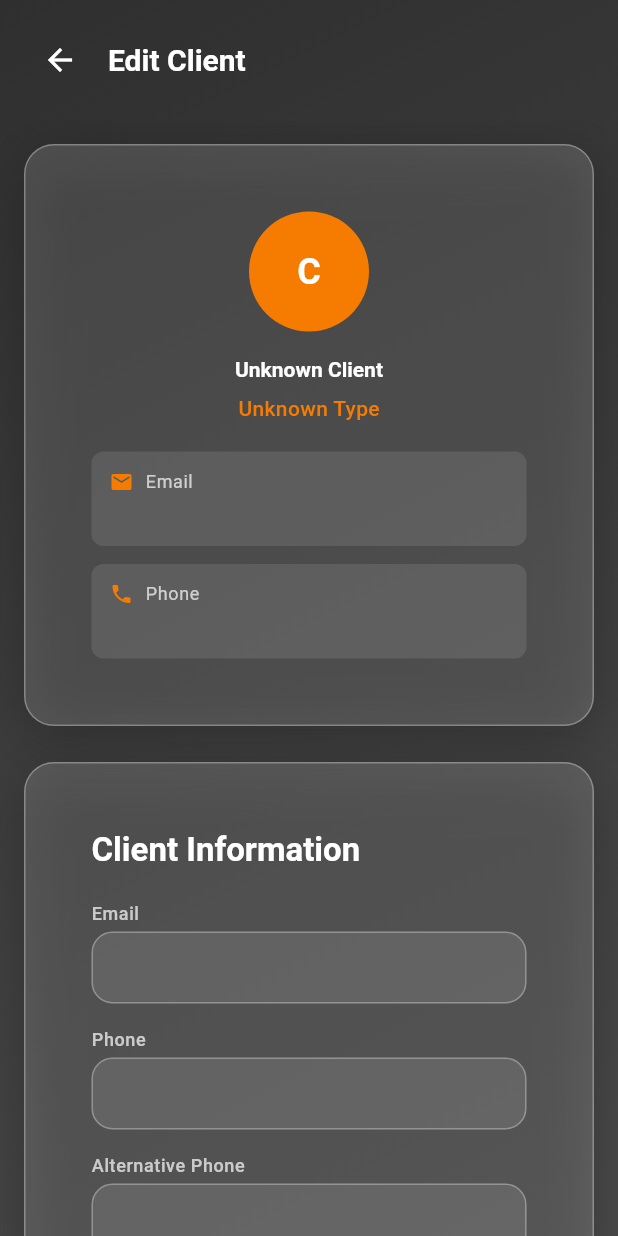
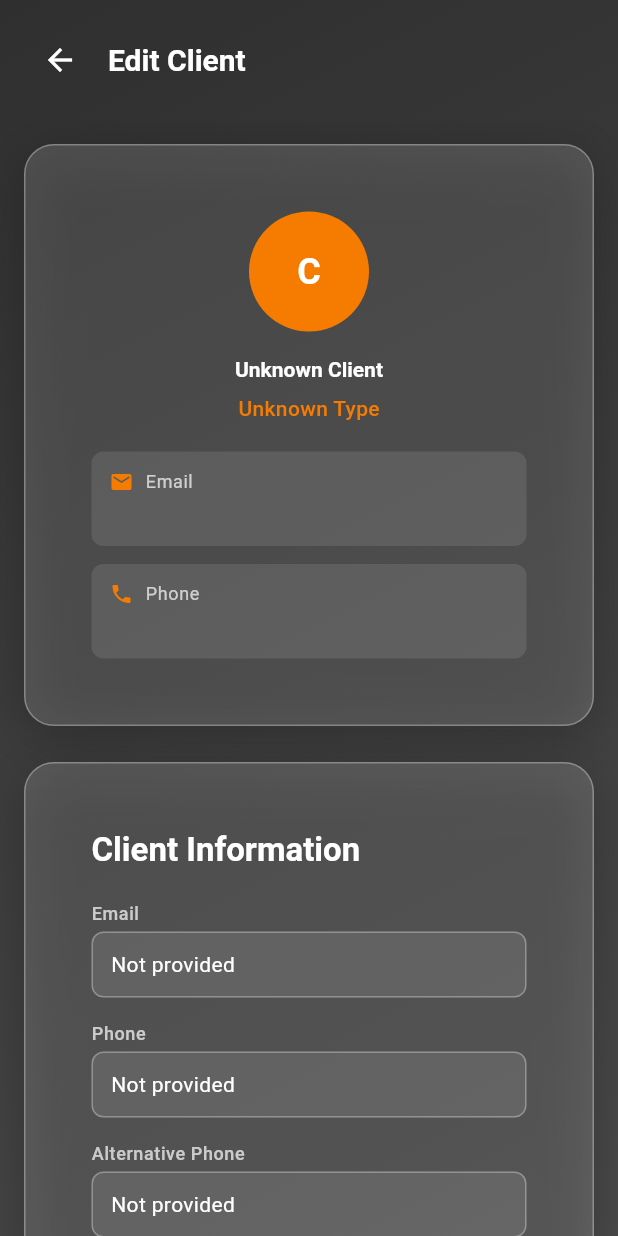
Before and after one commit to Willie-IKBI/imanagerisk, a Flutter app: the ClientDetailScreen screen opened directly with empty values, after a tap on "Edit", on a phone screen of 412 x 824 dp. Run offline on Flutter 3.47's test engine with Material 3 defaults, Android fonts, the phone set to English and light mode, and no system bars; our stand-ins replace flutter_riverpod, go_router, shared_preferences, supabase_flutter; accounts and stored records are empty; Roboto replaces fonts that are missing (Poppins).

Commit message:
fix: Completely remove focus-interfering code from client detail screen

```diff
--- a/lib/features/clients/screens/client_detail_screen.dart
+++ b/lib/features/clients/screens/client_detail_screen.dart
@@ -21,26 +21,14 @@ class _ClientDetailScreenState extends ConsumerState<ClientDetailScreen> {
   bool _isLoading = false;
   String? _error;
 
-  // Form controllers
-  final TextEditingController _firstNameController = TextEditingController();
-  final TextEditingController _lastNameController = TextEditingController();
-  final TextEditingController _idNumberController = TextEditingController();
-  final TextEditingController _companyNameController = TextEditingController();
-  final TextEditingController _registrationNumberController = TextEditingController();
-  final TextEditingController _vatNumberController = TextEditingController();
-  final TextEditingController _entityNameController = TextEditingController();
-  final TextEditingController _ssNumberController = TextEditingController();
-  final TextEditingController _emailController = TextEditingController();
-  final TextEditingController _phoneController = TextEditingController();
-  final TextEditingController _alternativePhoneController = TextEditingController();
-  final TextEditingController _notesController = TextEditingController();
+
 
   // Address and Contact data
   List<Map<String, dynamic>> _addresses = [];
   List<Map<String, dynamic>> _contacts = [];
   bool _isLoadingAddresses = false;
   bool _isLoadingContacts = false;
-  bool _clientDataLoaded = false;
+
 
   @override
   void initState() {
@@ -52,50 +40,13 @@ class _ClientDetailScreenState extends ConsumerState<ClientDetailScreen> {
   void didUpdateWidget(ClientDetailScreen oldWidget) {
     super.didUpdateWidget(oldWidget);
     if (oldWidget.clientId != widget.clientId) {
-      _clientDataLoaded = false;
       _loadAddressesAndContacts();
     }
   }
 
-  @override
-  void dispose() {
-    _disposeControllers();
-    super.dispose();
-  }
 
-  void _disposeControllers() {
-    _firstNameController.dispose();
-    _lastNameController.dispose();
-    _idNumberController.dispose();
-    _companyNameController.dispose();
-    _registrationNumberController.dispose();
-    _vatNumberController.dispose();
-    _entityNameController.dispose();
-    _ssNumberController.dispose();
-    _emailController.dispose();
-    _phoneController.dispose();
-    _alternativePhoneController.dispose();
-    _notesController.dispose();
-  }
 
-  void _loadClientData(Map<String, dynamic> client) {
-    if (!mounted) return; // Prevent setting state if widget is disposed
 
-    _firstNameController.text = client['first_name'] ?? '';
-    _lastNameController.text = client['last_name'] ?? '';
-    _idNumberController.text = client['id_number'] ?? '';
-    _companyNameController.text = client['company_name'] ?? '';
-    _registrationNumberController.text = client['registration_number'] ?? '';
-    _vatNumberController.text = client['vat_number'] ?? '';
-    _entityNameController.text = client['entity_name'] ?? '';
-    _ssNumberController.text = client['ss_number'] ?? '';
-    _emailController.text = client['email'] ?? '';
-    _phoneController.text = client['phone'] ?? '';
-    _alternativePhoneController.text = client['alternative_phone'] ?? '';
-    _notesController.text = client['notes'] ?? '';
-
-    _clientDataLoaded = true;
-  }
 
   Future<void> _saveChanges() async {
     setState(() {
@@ -104,40 +55,20 @@ class _ClientDetailScreenState extends ConsumerState<ClientDetailScreen> {
     });
 
     try {
-      final clientData = {
-        'first_name': _firstNameController.text.trim(),
-        'last_name': _lastNameController.text.trim(),
-        'id_number': _idNumberController.text.trim(),
-        'company_name': _companyNameController.text.trim(),
-        'registration_number': _registrationNumberController.text.trim(),
-        'vat_number': _vatNumberController.text.trim(),
-        'entity_name': _entityNameController.text.trim(),
-        'ss_number': _ssNumberController.text.trim(),
-        'email': _emailController.text.trim(),
-        'phone': _phoneController.text.trim(),
-        'alternative_phone': _alternativePhoneController.text.trim(),
-        'notes': _notesController.text.trim(),
-      };
-
-      await ClientService.updateClient(widget.clientId, clientData);
-
-      ref.invalidate(clientByIdProvider(widget.clientId));
-      ref.invalidate(allClientsProvider);
-      ref.invalidate(dashboardStatsProvider);
+      // For now, just show a message that editing is not implemented yet
+      if (mounted) {
+        ScaffoldMessenger.of(context).showSnackBar(
+          SnackBar(
+            content: const Text('Edit functionality coming soon'),
+            backgroundColor: Theme.of(context).extension<IMRTokens>()!.brandOrange,
+          ),
+        );
+      }
 
       setState(() {
         _isEditing = false;
         _isLoading = false;
       });
-
-      if (mounted) {
-        ScaffoldMessenger.of(context).showSnackBar(
-          SnackBar(
-            content: const Text('Client updated successfully'),
-            backgroundColor: Theme.of(context).extension<IMRTokens>()!.success,
-          ),
-        );
-      }
     } catch (e) {
       setState(() {
         _error = e.toString();
@@ -269,10 +200,7 @@ class _ClientDetailScreenState extends ConsumerState<ClientDetailScreen> {
                     );
                   }
 
-                  // Load client data directly if not loaded yet
-                  if (!_clientDataLoaded) {
-                    _loadClientData(client);
-                  }
+
 
                   return Column(
                     children: [
@@ -486,23 +414,23 @@ class _ClientDetailScreenState extends ConsumerState<ClientDetailScreen> {
 
                          // Client type specific fields
              if (client['client_type'] == 'personal') ...[
-              _buildFormField('First Name', _firstNameController, enabled: _isEditing),
-              _buildFormField('Last Name', _lastNameController, enabled: _isEditing),
-              _buildFormField('ID Number', _idNumberController, enabled: _isEditing),
+               _buildFormField('First Name', client['first_name'] ?? '', enabled: _isEditing),
+               _buildFormField('Last Name', client['last_name'] ?? '', enabled: _isEditing),
+               _buildFormField('ID Number', client['id_number'] ?? '', enabled: _isEditing),
              ] else if (client['client_type'] == 'business') ...[
-              _buildFormField('Company Name', _companyNameController, enabled: _isEditing),
-              _buildFormField('Registration Number', _registrationNumberController, enabled: _isEditing),
-              _buildFormField('VAT Number', _vatNumberController, enabled: _isEditing),
+               _buildFormField('Company Name', client['company_name'] ?? '', enabled: _isEditing),
+               _buildFormField('Registration Number', client['registration_number'] ?? '', enabled: _isEditing),
+               _buildFormField('VAT Number', client['vat_number'] ?? '', enabled: _isEditing),
              ] else if (client['client_type'] == 'bodyCorporate') ...[
-              _buildFormField('Entity Name', _entityNameController, enabled: _isEditing),
-              _buildFormField('SS Number', _ssNumberController, enabled: _isEditing),
+               _buildFormField('Entity Name', client['entity_name'] ?? '', enabled: _isEditing),
+               _buildFormField('SS Number', client['ss_number'] ?? '', enabled: _isEditing),
              ],
 
              // Common fields
-            _buildFormField('Email', _emailController, enabled: _isEditing),
-            _buildFormField('Phone', _phoneController, enabled: _isEditing),
-            _buildFormField('Alternative Phone', _alternativePhoneController, enabled: _isEditing),
-            _buildFormField('Notes', _notesController, enabled: _isEditing, maxLines: 3),
+             _buildFormField('Email', client['email'] ?? '', enabled: _isEditing),
+             _buildFormField('Phone', client['phone'] ?? '', enabled: _isEditing),
+             _buildFormField('Alternative Phone', client['alternative_phone'] ?? '', enabled: _isEditing),
+             _buildFormField('Notes', client['notes'] ?? '', enabled: _isEditing, maxLines: 3),
 
             const SizedBox(height: 24),
 
@@ -552,7 +480,7 @@ class _ClientDetailScreenState extends ConsumerState<ClientDetailScreen> {
     );
   }
 
-  Widget _buildFormField(String label, TextEditingController controller, {bool enabled = false, int maxLines = 1}) {
+  Widget _buildFormField(String label, String value, {bool enabled = false, int maxLines = 1}) {
     final tokens = Theme.of(context).extension<IMRTokens>()!;
 
     return Padding(
@@ -568,10 +496,20 @@ class _ClientDetailScreenState extends ConsumerState<ClientDetailScreen> {
             ),
           ),
           const SizedBox(height: 4),
-          IMRTextField(
-            controller: controller,
-            enabled: enabled,
-            maxLines: maxLines,
+          Container(
+            width: double.infinity,
+            padding: const EdgeInsets.all(12),
+            decoration: BoxDecoration(
+              color: enabled ? tokens.glassSurface.withValues(alpha: 0.1) : tokens.glassSurface.withValues(alpha: 0.05),
+              borderRadius: BorderRadius.circular(8),
+              border: Border.all(color: tokens.glassBorder.withValues(alpha: 0.3)),
+            ),
+            child: Text(
+              value.isEmpty ? 'Not provided' : value,
+              style: Theme.of(context).textTheme.bodyMedium?.copyWith(
+                color: enabled ? tokens.pureWhite : tokens.pureWhite.withValues(alpha: 0.7),
+              ),
+            ),
           ),
         ],
       ),
```
Lines whose indentation alone changed are shown as unchanged.
